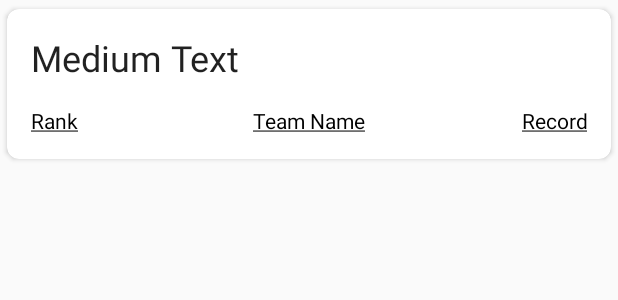
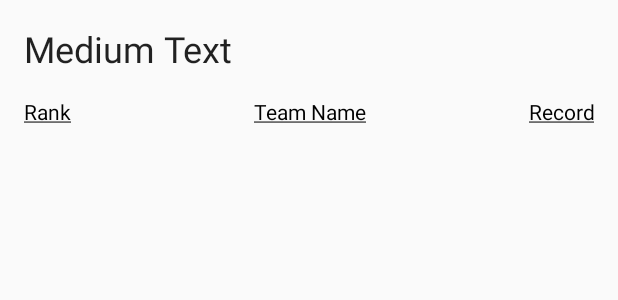
Before and after one commit to androidhardcoderz/NHL_Standings, an Android app: the layout division_layout.xml on its own in the app's theme, with its tools: preview values and no code run, on a phone screen of 412 x 824 dp. Shown: the top 300 px of the screen. Run offline under Robolectric (Android 15) with nearby library versions, the phone set to English and light mode, and no system bars.

Commit message:
changed layouts, replaced app icon

```diff
--- a/app/build.gradle
+++ b/app/build.gradle
@@ -8,8 +8,8 @@ android {
         applicationId "com.nhlstandings.logify"
         minSdkVersion 16
         targetSdkVersion 23
-        versionCode 2
-        versionName "2.0"
+        versionCode 4
+        versionName "ui change"
     }
     buildTypes {
         release {
--- a/app/src/main/java/com/nhlstandings/logify/DivisionLayout.java
+++ b/app/src/main/java/com/nhlstandings/logify/DivisionLayout.java
@@ -23,7 +23,7 @@ public class DivisionLayout extends LinearLayoutCompat {
         divisionNameTextView = (TextView) this.findViewById(R.id.divisionNameTextView);
         teamLayoutLinearLayout = (LinearLayout) this.findViewById(R.id.teamsLinearLayout);
 
-        divisionNameTextView.setText(division.getName());
+        divisionNameTextView.setText(division.getName() + " Division");
 
         for(Team team: division.getTeams()){
             teamLayoutLinearLayout.addView(new TeamLayout(getContext(),team));
--- a/app/src/main/java/com/nhlstandings/logify/MainActivity.java
+++ b/app/src/main/java/com/nhlstandings/logify/MainActivity.java
@@ -6,7 +6,6 @@ import android.os.Bundle;
 import android.os.Handler;
 import android.support.v7.app.AlertDialog;
 import android.support.v7.app.AppCompatActivity;
-import android.support.v7.widget.Toolbar;
 import android.util.Log;
 
 public class MainActivity extends AppCompatActivity implements DownloadResultReceiver.Receiver {
@@ -21,8 +20,8 @@ public class MainActivity extends AppCompatActivity implements DownloadResultRec
         super.onCreate(savedInstanceState);
         setContentView(R.layout.activity_main);
 
-        Toolbar toolbar = (Toolbar) findViewById(R.id.toolbar);
-        setSupportActionBar(toolbar);
+        //Toolbar toolbar = (Toolbar) findViewById(R.id.toolbar);
+        //setSupportActionBar(toolbar);
 
         //Starting Download Service
         mReceiver = new DownloadResultReceiver(new Handler());
--- a/app/src/main/res/layout/division_layout.xml
+++ b/app/src/main/res/layout/division_layout.xml
@@ -1,18 +1,12 @@
 <?xml version="1.0" encoding="utf-8"?>
 
-<android.support.v7.widget.CardView
-    xmlns:android="http://schemas.android.com/apk/res/android"
-    xmlns:app="http://schemas.android.com/apk/res-auto"
-    android:layout_width="match_parent"
-    android:layout_height="wrap_content"
-    app:cardCornerRadius="8dp"
-    app:cardUseCompatPadding="true"
-    android:clickable="true">
 
 <LinearLayout
-    android:orientation="vertical" android:layout_width="match_parent"
+    android:orientation="vertical"
+    android:layout_width="match_parent"
     android:layout_height="match_parent"
-    android:padding="8dp">
+    android:padding="8dp"
+    xmlns:android="http://schemas.android.com/apk/res/android">
 
     <TextView
         android:layout_width="match_parent"
@@ -67,5 +61,3 @@
         android:id="@+id/teamsLinearLayout"></LinearLayout>
 
 </LinearLayout>
-
-    </android.support.v7.widget.CardView>
```
Also changed, not shown: app/src/main/res/layout/activity_main.xml (+0 -12 lines), app/src/main/res/layout/fragment_main.xml (+4 -6 lines), app/src/main/ic_launcher-web.png, app/src/main/res/mipmap-hdpi/ic_launcher.png, app/src/main/res/mipmap-mdpi/ic_launcher.png, app/src/main/res/mipmap-xhdpi/ic_launcher.png, app/src/main/res/mipmap-xxhdpi/ic_launcher.png, app/src/main/res/mipmap-xxxhdpi/ic_launcher.png, 8 other files.
